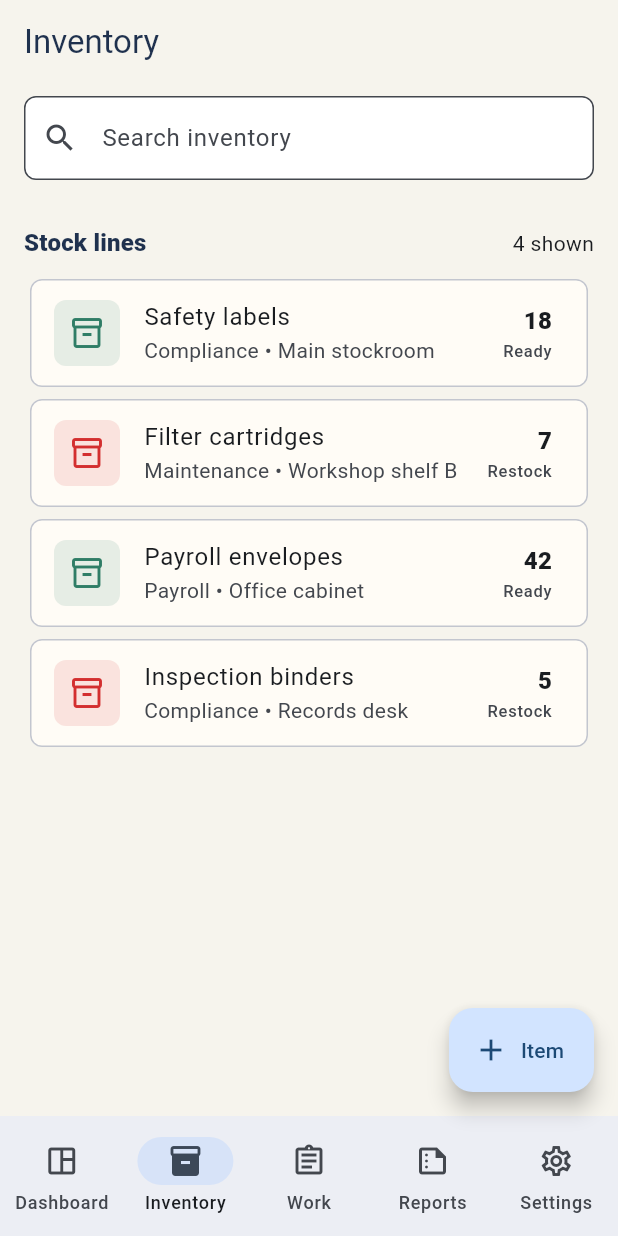
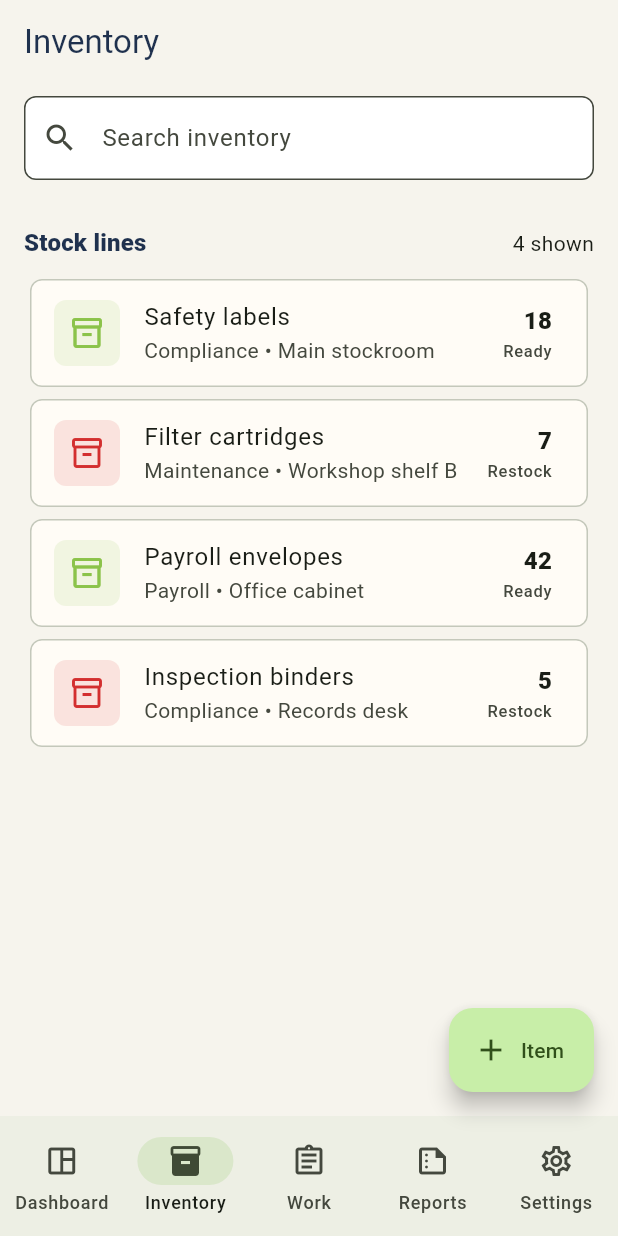
Before and after one commit to EOOrga/68d9d1121299230338e629a9, a Flutter app: the screen it shows after launch, item 2 of the bottom bar chosen, on a phone screen of 412 x 824 dp. Run offline on Flutter 3.47's test engine with Material 3 defaults, Android fonts, the phone set to English and light mode, and no system bars; our stand-ins replace shared_preferences.

```diff
--- a/lib/main.dart
+++ b/lib/main.dart
@@ -8,10 +8,10 @@
 const supportEmail = 'support@romanhenricharles.com';
 const screenshotMode = bool.fromEnvironment('SCREENSHOT_MODE');
 
-const brandPrimary = Color(0xFF2F4560);
+const brandPrimary = Color(0xFF558B2F);
 const brandDeep = Color(0xFF1F314E);
-const brandAmber = Color(0xFFC9892B);
-const brandGreen = Color(0xFF2F7D66);
+const brandAmber = Color(0xFF1565C0);
+const brandGreen = Color(0xFF8BC34A);
 const brandSurface = Color(0xFFF6F4ED);
 
 void main() {
@@ -442,7 +442,7 @@
     WorkRecord(
       id: 'wrk-001',
       type: WorkType.compliance,
-      title: 'Monthly safety register',
+      title: 'ROMAN HENRI CHARLES',
       owner: 'Operations lead',
       status: WorkStatus.ready,
       priority: 'High',
--- a/pubspec.yaml
+++ b/pubspec.yaml
@@ -1,4 +1,4 @@
-name: roman_henri_charles
+name: mbapo
 description: "Local operations workspace for ROMAN HENRI CHARLES business records."
 # The following line prevents the package from being accidentally published to
 # pub.dev using `flutter pub publish`. This is preferred for private packages.
@@ -59,8 +59,8 @@
   android: true
   ios: false
   image_path: "docs/icon.png"
-  adaptive_icon_background: "#1F314E"
-  adaptive_icon_foreground: "docs/icon.png"
+  adaptive_icon_background: "#8BC34A"
+  adaptive_icon_foreground: docs/icon.png
 
   # To add assets to your application, add an assets section, like this:
   # assets:
```
Also changed, not shown: docs/icon.png, 11 other files.
